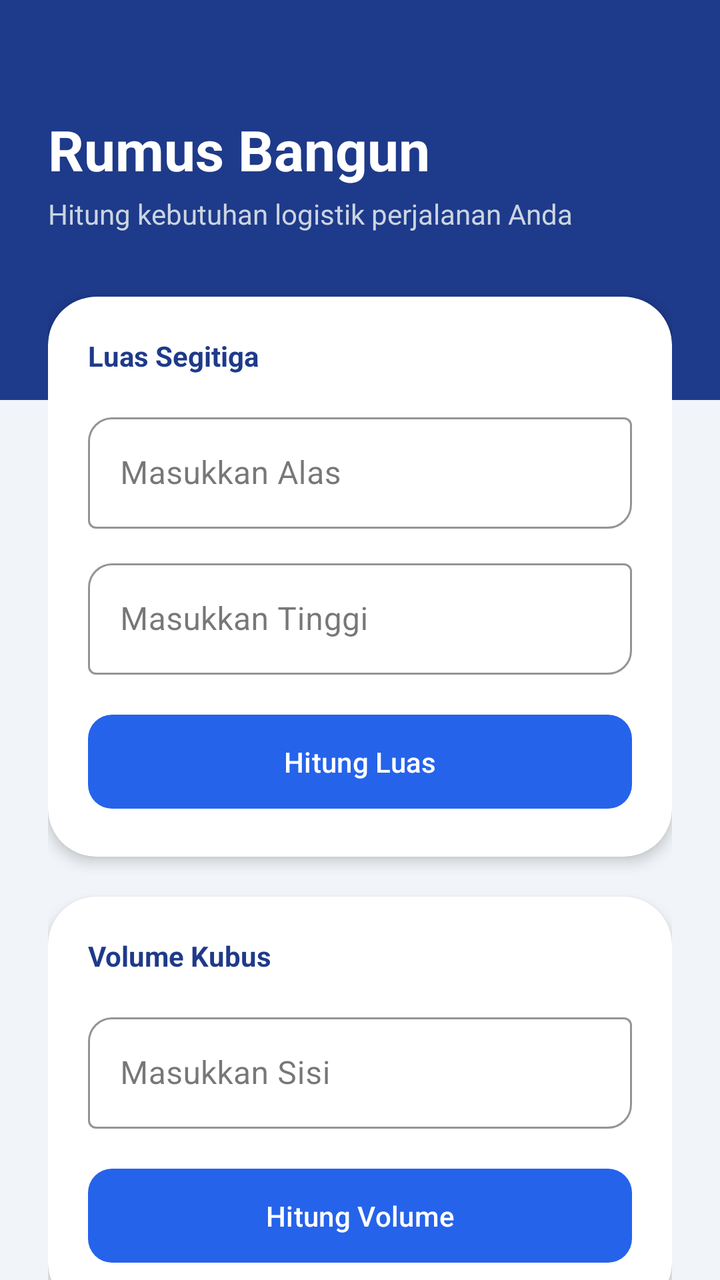
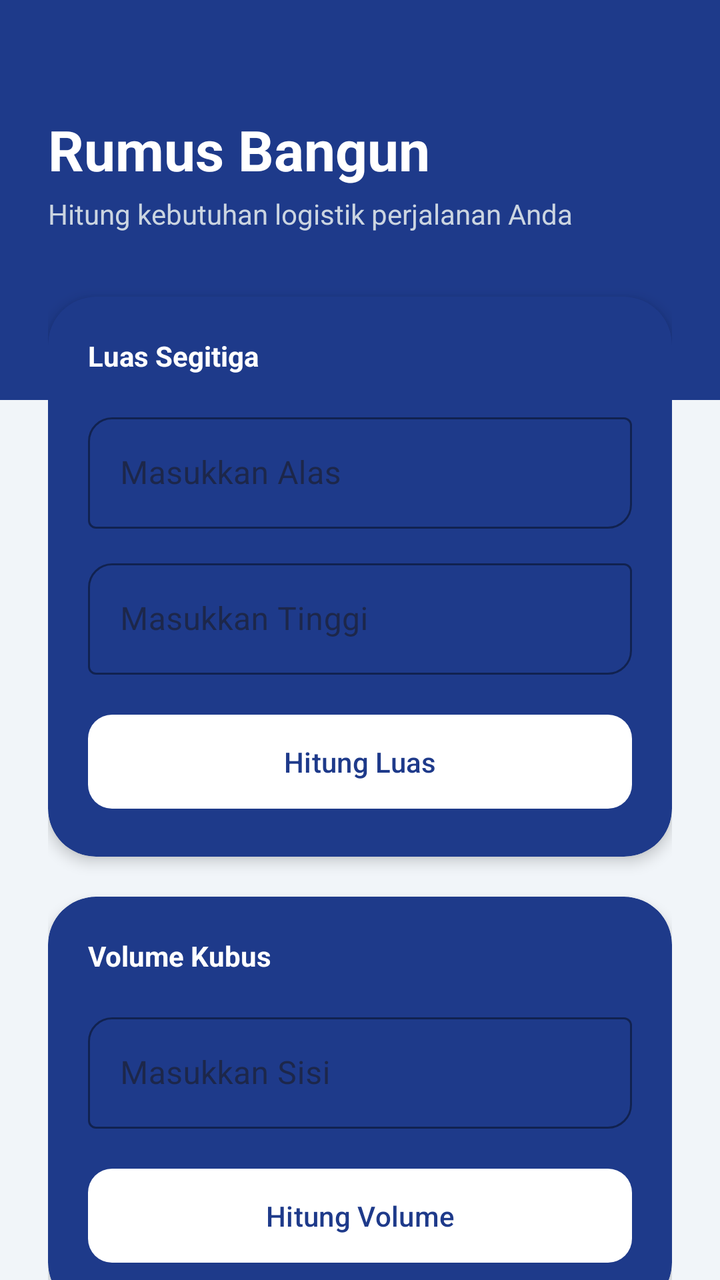

Screens rendered from an Android XML layout before and after an edit, with the pre-edit source and the edit as a unified diff.
<!-- AndroidManifest.xml: application theme Theme.ProjectMobile -->
<!-- res/layout/activity_rumus.xml -->
<?xml version="1.0" encoding="utf-8"?>
<androidx.constraintlayout.widget.ConstraintLayout
    xmlns:android="http://schemas.android.com/apk/res/android"
    xmlns:app="http://schemas.android.com/apk/res-auto"
    android:id="@+id/main"
    android:layout_width="match_parent"
    android:layout_height="match_parent"
    android:background="#F1F5F9">

    
    <View
        android:layout_width="match_parent"
        android:layout_height="200dp"
        android:background="#1E3A8A"
        app:layout_constraintTop_toTopOf="parent"/>

    <androidx.core.widget.NestedScrollView
        android:layout_width="match_parent"
        android:layout_height="match_parent"
        android:fillViewport="true">

        <LinearLayout
            android:layout_width="match_parent"
            android:layout_height="wrap_content"
            android:orientation="vertical"
            android:padding="24dp">

            <TextView
                android:id="@+id/tvJudulHalaman"
                android:layout_width="wrap_content"
                android:layout_height="wrap_content"
                android:layout_marginTop="32dp"
                android:text="Rumus Bangun"
                android:textColor="#FFFFFF"
                android:textSize="28sp"
                android:textStyle="bold" />

            <TextView
                android:id="@+id/tvDeskripsiHalaman"
                android:layout_width="match_parent"
                android:layout_height="wrap_content"
                android:layout_marginTop="4dp"
                android:text="Hitung kebutuhan logistik perjalanan Anda"
                android:textColor="#CBD5E1"
                android:textSize="14sp" />

            
            <com.google.android.material.card.MaterialCardView
                android:layout_width="match_parent"
                android:layout_height="wrap_content"
                android:layout_marginTop="32dp"
                app:cardBackgroundColor="#FFFFFF"
                app:cardCornerRadius="24dp"
                app:cardElevation="4dp"
                app:strokeWidth="0dp">

                <LinearLayout
                    android:layout_width="match_parent"
                    android:layout_height="wrap_content"
                    android:orientation="vertical"
                    android:padding="20dp">

                    <TextView
                        android:layout_width="wrap_content"
                        android:layout_height="wrap_content"
                        android:text="Luas Segitiga"
                        android:textColor="#1E3A8A"
                        android:textStyle="bold" />

                    <com.google.android.material.textfield.TextInputLayout
                        style="@style/Widget.MaterialComponents.TextInputLayout.OutlinedBox"
                        android:layout_width="match_parent"
                        android:layout_height="wrap_content"
                        android:layout_marginTop="16dp"
                        android:hint="Masukkan Alas"
                        app:hintTextColor="#64748B"
                        app:boxStrokeColor="#2563EB"
                        app:boxCornerRadiusTopStart="12dp"
                        app:boxCornerRadiusBottomEnd="12dp">

                        <com.google.android.material.textfield.TextInputEditText
                            android:id="@+id/etAlas"
                            android:layout_width="match_parent"
                            android:layout_height="wrap_content"
                            android:inputType="numberDecimal"
                            android:textColor="#1E293B" />
                    </com.google.android.material.textfield.TextInputLayout>

                    <com.google.android.material.textfield.TextInputLayout
                        style="@style/Widget.MaterialComponents.TextInputLayout.OutlinedBox"
                        android:layout_width="match_parent"
                        android:layout_height="wrap_content"
                        android:layout_marginTop="12dp"
                        android:hint="Masukkan Tinggi"
                        app:hintTextColor="#64748B"
                        app:boxStrokeColor="#2563EB"
                        app:boxCornerRadiusTopStart="12dp"
                        app:boxCornerRadiusBottomEnd="12dp">

                        <com.google.android.material.textfield.TextInputEditText
                            android:id="@+id/etTinggi"
                            android:layout_width="match_parent"
                            android:layout_height="wrap_content"
                            android:inputType="numberDecimal"
                            android:textColor="#1E293B" />
                    </com.google.android.material.textfield.TextInputLayout>

                    <com.google.android.material.button.MaterialButton
                        android:id="@+id/btnSegitiga"
                        android:layout_width="match_parent"
                        android:layout_height="55dp"
                        android:layout_marginTop="16dp"
                        android:text="Hitung Luas"
                        android:textAllCaps="false"
                        app:backgroundTint="#2563EB"
                        app:cornerRadius="12dp" />
                </LinearLayout>
            </com.google.android.material.card.MaterialCardView>

            
            <com.google.android.material.card.MaterialCardView
                android:layout_width="match_parent"
                android:layout_height="wrap_content"
                android:layout_marginTop="20dp"
                app:cardBackgroundColor="#FFFFFF"
                app:cardCornerRadius="24dp"
                app:cardElevation="4dp"
                app:strokeWidth="0dp">

                <LinearLayout
                    android:layout_width="match_parent"
                    android:layout_height="wrap_content"
                    android:orientation="vertical"
                    android:padding="20dp">

                    <TextView
                        android:layout_width="wrap_content"
                        android:layout_height="wrap_content"
                        android:text="Volume Kubus"
                        android:textColor="#1E3A8A"
                        android:textStyle="bold" />

                    <com.google.android.material.textfield.TextInputLayout
                        style="@style/Widget.MaterialComponents.TextInputLayout.OutlinedBox"
                        android:layout_width="match_parent"
                        android:layout_height="wrap_content"
                        android:layout_marginTop="16dp"
                        android:hint="Masukkan Sisi"
                        app:hintTextColor="#64748B"
                        app:boxStrokeColor="#2563EB"
                        app:boxCornerRadiusTopStart="12dp"
                        app:boxCornerRadiusBottomEnd="12dp">

                        <com.google.android.material.textfield.TextInputEditText
                            android:id="@+id/etSisi"
                            android:layout_width="match_parent"
                            android:layout_height="wrap_content"
                            android:inputType="numberDecimal"
                            android:textColor="#1E293B" />
                    </com.google.android.material.textfield.TextInputLayout>

                    <com.google.android.material.button.MaterialButton
                        android:id="@+id/btnKubus"
                        android:layout_width="match_parent"
                        android:layout_height="55dp"
                        android:layout_marginTop="16dp"
                        android:text="Hitung Volume"
                        android:textAllCaps="false"
                        app:backgroundTint="#2563EB"
                        app:cornerRadius="12dp" />
                </LinearLayout>
            </com.google.android.material.card.MaterialCardView>

            
            <com.google.android.material.card.MaterialCardView
                android:layout_width="match_parent"
                android:layout_height="wrap_content"
                android:layout_marginTop="24dp"
                android:layout_marginBottom="40dp"
                app:cardBackgroundColor="#E2E8F0"
                app:cardCornerRadius="16dp"
                app:cardElevation="0dp">

                <TextView
                    android:id="@+id/tvHasil"
                    android:layout_width="match_parent"
                    android:layout_height="wrap_content"
                    android:padding="24dp"
                    android:text="Hasil perhitungan akan muncul di sini"
                    android:textAlignment="center"
                    android:textColor="#1E3A8A"
                    android:textSize="18sp"
                    android:textStyle="bold" />
            </com.google.android.material.card.MaterialCardView>

        </LinearLayout>
    </androidx.core.widget.NestedScrollView>

</androidx.constraintlayout.widget.ConstraintLayout>
<!-- resources referenced by this layout -->
<resources>
  <style name="Theme.ProjectMobile" parent="Base.Theme.ProjectMobile" />
  <style name="Base.Theme.ProjectMobile" parent="Theme.Material3.DayNight.NoActionBar">
          
          
      </style>
</resources>

<!-- the commit's change to res/layout/activity_rumus.xml (unified diff, before → after) -->
@@ -11,7 +11,7 @@
     <View
         android:layout_width="match_parent"
         android:layout_height="200dp"
-        android:background="#1E3A8A"
+        android:background="@color/blue_pcr"
         app:layout_constraintTop_toTopOf="parent"/>
 
     <androidx.core.widget.NestedScrollView
@@ -49,7 +49,7 @@
                 android:layout_width="match_parent"
                 android:layout_height="wrap_content"
                 android:layout_marginTop="32dp"
-                app:cardBackgroundColor="#FFFFFF"
+                app:cardBackgroundColor="@color/blue_pcr"
                 app:cardCornerRadius="24dp"
                 app:cardElevation="4dp"
                 app:strokeWidth="0dp">
@@ -64,7 +64,7 @@
                         android:layout_width="wrap_content"
                         android:layout_height="wrap_content"
                         android:text="Luas Segitiga"
-                        android:textColor="#1E3A8A"
+                        android:textColor="#FFFFFF"
                         android:textStyle="bold" />
 
                     <com.google.android.material.textfield.TextInputLayout
@@ -73,17 +73,19 @@
                         android:layout_height="wrap_content"
                         android:layout_marginTop="16dp"
                         android:hint="Masukkan Alas"
-                        app:hintTextColor="#64748B"
-                        app:boxStrokeColor="#2563EB"
+                        app:hintTextColor="#E0F7FA"
+                        app:boxStrokeColor="#FFFFFF"
                         app:boxCornerRadiusTopStart="12dp"
-                        app:boxCornerRadiusBottomEnd="12dp">
+                        app:boxCornerRadiusBottomEnd="12dp"
+                        app:placeholderTextColor="#E0F7FA"
+                        app:boxStrokeWidth="1dp">
 
                         <com.google.android.material.textfield.TextInputEditText
                             android:id="@+id/etAlas"
                             android:layout_width="match_parent"
                             android:layout_height="wrap_content"
                             android:inputType="numberDecimal"
-                            android:textColor="#1E293B" />
+                            android:textColor="#FFFFFF" />
                     </com.google.android.material.textfield.TextInputLayout>
 
                     <com.google.android.material.textfield.TextInputLayout
@@ -92,17 +94,18 @@
                         android:layout_height="wrap_content"
                         android:layout_marginTop="12dp"
                         android:hint="Masukkan Tinggi"
-                        app:hintTextColor="#64748B"
-                        app:boxStrokeColor="#2563EB"
+                        app:hintTextColor="#E0F7FA"
+                        app:boxStrokeColor="#FFFFFF"
                         app:boxCornerRadiusTopStart="12dp"
-                        app:boxCornerRadiusBottomEnd="12dp">
+                        app:boxCornerRadiusBottomEnd="12dp"
+                        app:boxStrokeWidth="1dp">
 
                         <com.google.android.material.textfield.TextInputEditText
                             android:id="@+id/etTinggi"
                             android:layout_width="match_parent"
                             android:layout_height="wrap_content"
                             android:inputType="numberDecimal"
-                            android:textColor="#1E293B" />
+                            android:textColor="#FFFFFF" />
                     </com.google.android.material.textfield.TextInputLayout>
 
                     <com.google.android.material.button.MaterialButton
@@ -112,7 +115,8 @@
                         android:layout_marginTop="16dp"
                         android:text="Hitung Luas"
                         android:textAllCaps="false"
-                        app:backgroundTint="#2563EB"
+                        android:textColor="@color/blue_pcr"
+                        app:backgroundTint="#FFFFFF"
                         app:cornerRadius="12dp" />
                 </LinearLayout>
             </com.google.android.material.card.MaterialCardView>
@@ -122,7 +126,7 @@
                 android:layout_width="match_parent"
                 android:layout_height="wrap_content"
                 android:layout_marginTop="20dp"
-                app:cardBackgroundColor="#FFFFFF"
+                app:cardBackgroundColor="@color/blue_pcr"
                 app:cardCornerRadius="24dp"
                 app:cardElevation="4dp"
                 app:strokeWidth="0dp">
@@ -137,7 +141,7 @@
                         android:layout_width="wrap_content"
                         android:layout_height="wrap_content"
                         android:text="Volume Kubus"
-                        android:textColor="#1E3A8A"
+                        android:textColor="#FFFFFF"
                         android:textStyle="bold" />
 
                     <com.google.android.material.textfield.TextInputLayout
@@ -146,17 +150,18 @@
                         android:layout_height="wrap_content"
                         android:layout_marginTop="16dp"
                         android:hint="Masukkan Sisi"
-                        app:hintTextColor="#64748B"
-                        app:boxStrokeColor="#2563EB"
+                        app:hintTextColor="#E0F7FA"
+                        app:boxStrokeColor="#FFFFFF"
                         app:boxCornerRadiusTopStart="12dp"
-                        app:boxCornerRadiusBottomEnd="12dp">
+                        app:boxCornerRadiusBottomEnd="12dp"
+                        app:boxStrokeWidth="1dp">
 
                         <com.google.android.material.textfield.TextInputEditText
                             android:id="@+id/etSisi"
                             android:layout_width="match_parent"
                             android:layout_height="wrap_content"
                             android:inputType="numberDecimal"
-                            android:textColor="#1E293B" />
+                            android:textColor="#FFFFFF" />
                     </com.google.android.material.textfield.TextInputLayout>
 
                     <com.google.android.material.button.MaterialButton
@@ -166,7 +171,8 @@
                         android:layout_marginTop="16dp"
                         android:text="Hitung Volume"
                         android:textAllCaps="false"
-                        app:backgroundTint="#2563EB"
+                        android:textColor="@color/blue_pcr"
+                        app:backgroundTint="#FFFFFF"
                         app:cornerRadius="12dp" />
                 </LinearLayout>
             </com.google.android.material.card.MaterialCardView>
@@ -177,8 +183,8 @@
                 android:layout_height="wrap_content"
                 android:layout_marginTop="24dp"
                 android:layout_marginBottom="40dp"
-                app:cardBackgroundColor="#E2E8F0"
-                app:cardCornerRadius="16dp"
+                app:cardBackgroundColor="#E0F7FA"
+                app:cardCornerRadius="24dp"
                 app:cardElevation="0dp">
 
                 <TextView
@@ -188,7 +194,7 @@
                     android:padding="24dp"
                     android:text="Hasil perhitungan akan muncul di sini"
                     android:textAlignment="center"
-                    android:textColor="#1E3A8A"
+                    android:textColor="@color/blue_pcr"
                     android:textSize="18sp"
                     android:textStyle="bold" />
             </com.google.android.material.card.MaterialCardView>
<!-- resource entries referenced after the edit -->
@@ -1,5 +1,6 @@
 <!-- resources referenced by this layout -->
 <resources>
+  <color name="blue_pcr">#1E3A8A</color>
   <style name="Theme.ProjectMobile" parent="Base.Theme.ProjectMobile" />
   <style name="Base.Theme.ProjectMobile" parent="Theme.Material3.DayNight.NoActionBar">
           
